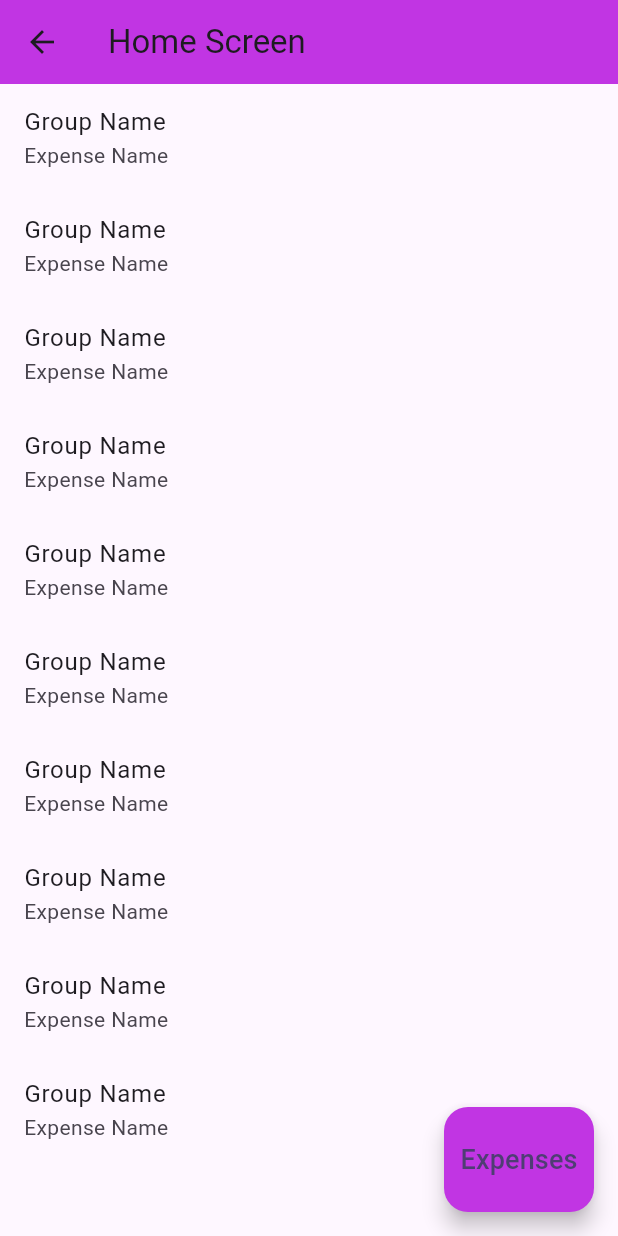
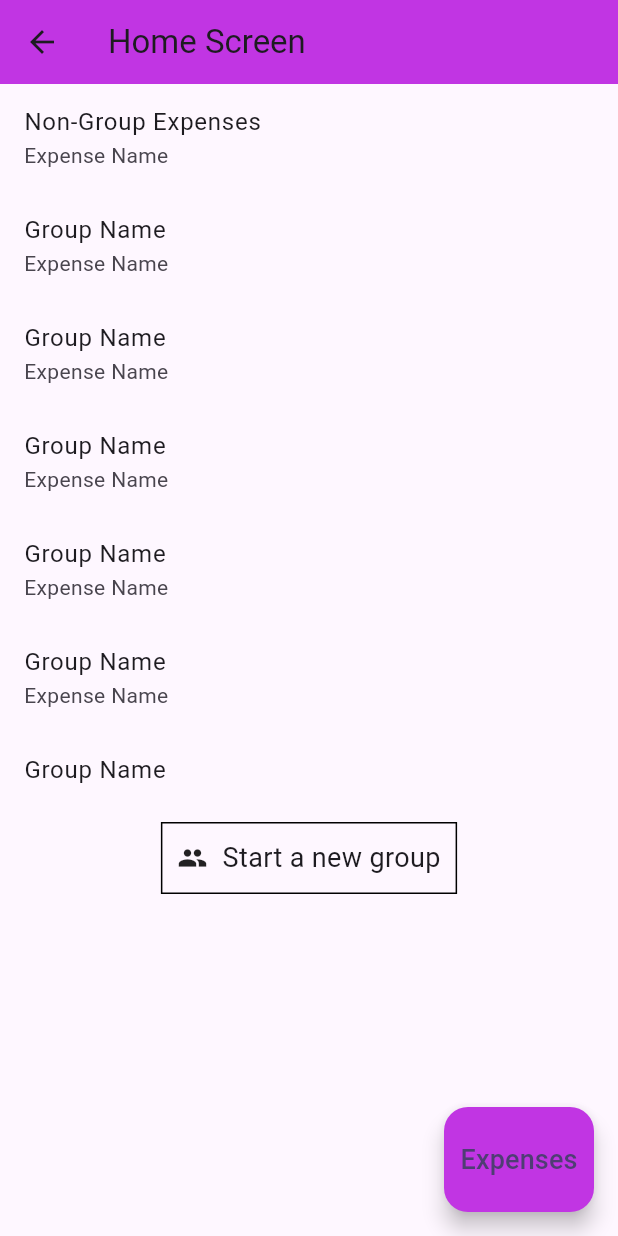
Before and after one commit to ShubhamSharma170/fair_share, a Flutter app: the HomeScreen screen opened by its route, on a phone screen of 412 x 824 dp. Run offline on Flutter 3.47's test engine with Material 3 defaults, Android fonts, the light colour scheme and no system bars; our stand-ins replace cloud_firestore, firebase_auth, firebase_core, google_sign_in; accounts and stored records are empty.

Commit message:
add expense complete, create group screen working,show all non expenses screen create

```diff
--- a/fair-share/lib/providers/firebase_method/firebase_method.dart
+++ b/fair-share/lib/providers/firebase_method/firebase_method.dart
@@ -6,7 +6,7 @@ import 'package:flutter/material.dart';
 class FirebaseMethodProvider extends ChangeNotifier {
   // events
   // add expense to firebase
-  void addExpense(String description, var amount) async {
+  Future<bool> addExpense(String description, var amount) async {
     try {
       await FirebaseFirestore.instance.collection("expense").add({
         "description": description,
@@ -14,8 +14,10 @@ class FirebaseMethodProvider extends ChangeNotifier {
       });
       notifyListeners();
       log("expense added");
+      return true;
     } on FirebaseException catch (e) {
       log(e.message.toString());
     }
+    return false;
   }
 }
--- a/fair-share/lib/screens/home/home_screen.dart
+++ b/fair-share/lib/screens/home/home_screen.dart
@@ -22,9 +22,18 @@ class _HomeScreenState extends State<HomeScreen> {
         children: [
           // todo (later add a row of search button)
           // list view builder show the group and non group expenses
-          Expanded(
+          ListTile(
+            title: Text("Non-Group Expenses"),
+            subtitle: Text("Expense Name"),
+            onTap: () {
+              Navigator.pushNamed(context, RoutesName.nonExpenses);
+            },
+          ),
+
+          SizedBox(
+            height: 400,
             child: ListView.builder(
-              itemCount: 10,
+              itemCount: 7,
               itemBuilder: (context, index) {
                 return ListTile(
                   title: Text("Group Name"),
@@ -32,6 +41,30 @@ class _HomeScreenState extends State<HomeScreen> {
                 );
               },
             ),
+          ),
+          SizedBox(height: 20),
+          Row(
+            mainAxisAlignment: MainAxisAlignment.center,
+            children: [
+              InkWell(
+                onTap: () {
+                  Navigator.pushNamed(context, RoutesName.createGroup);
+                },
+                child: Container(
+                  padding: EdgeInsets.all(10),
+                  decoration: BoxDecoration(
+                    border: Border.all(color: AllColors.black),
+                  ),
+                  child: Row(
+                    children: [
+                      Icon(Icons.group, size: 20),
+                      SizedBox(width: 10),
+                      Text("Start a new group", style: TextStyle(fontSize: 18)),
+                    ],
+                  ),
+                ),
+              ),
+            ],
           ),
         ],
       ),
--- a/fair-share/lib/utils/routes/routes.dart
+++ b/fair-share/lib/utils/routes/routes.dart
@@ -1,7 +1,9 @@
 import 'package:fair_share/screens/addexpense/add_expense.dart';
 import 'package:fair_share/screens/auth/login_screen.dart';
 import 'package:fair_share/screens/auth/signup_screen.dart';
+import 'package:fair_share/screens/createGroup/create_group_screen.dart';
 import 'package:fair_share/screens/home/home_screen.dart';
+import 'package:fair_share/screens/non-expenses/non-expenses_screen.dart';
 import 'package:fair_share/utils/routes/routes_name.dart';
 import 'package:flutter/material.dart';
 
@@ -24,6 +26,14 @@ class Routes {
         return MaterialPageRoute(
           builder: (BuildContext context) => const AddExpense(),
         );
+      case RoutesName.nonExpenses:
+        return MaterialPageRoute(
+          builder: (BuildContext context) => const NonExpensesScreen(),
+        );
+      case RoutesName.createGroup:
+        return MaterialPageRoute(
+          builder: (BuildContext context) => const CreateGroupScreen(),
+        );
       default:
         return MaterialPageRoute(
           builder:
--- a/fair-share/lib/utils/routes/routes_name.dart
+++ b/fair-share/lib/utils/routes/routes_name.dart
@@ -3,4 +3,6 @@ class RoutesName {
   static const String signUp = 'signUp';
   static const String signIn = 'signIn';
   static const String addExpense = 'addExpense';
+  static const String nonExpenses = 'non-expenses';
+  static const String createGroup = 'create-group';
 }
```
Also changed, not shown: fair-share/lib/screens/addexpense/add_expense.dart (+11 -2 lines), fair-share/lib/screens/createGroup/create_group_screen.dart (added, +16 -0 lines), fair-share/lib/screens/non-expenses/non-expenses_screen.dart (added, +54 -0 lines).
